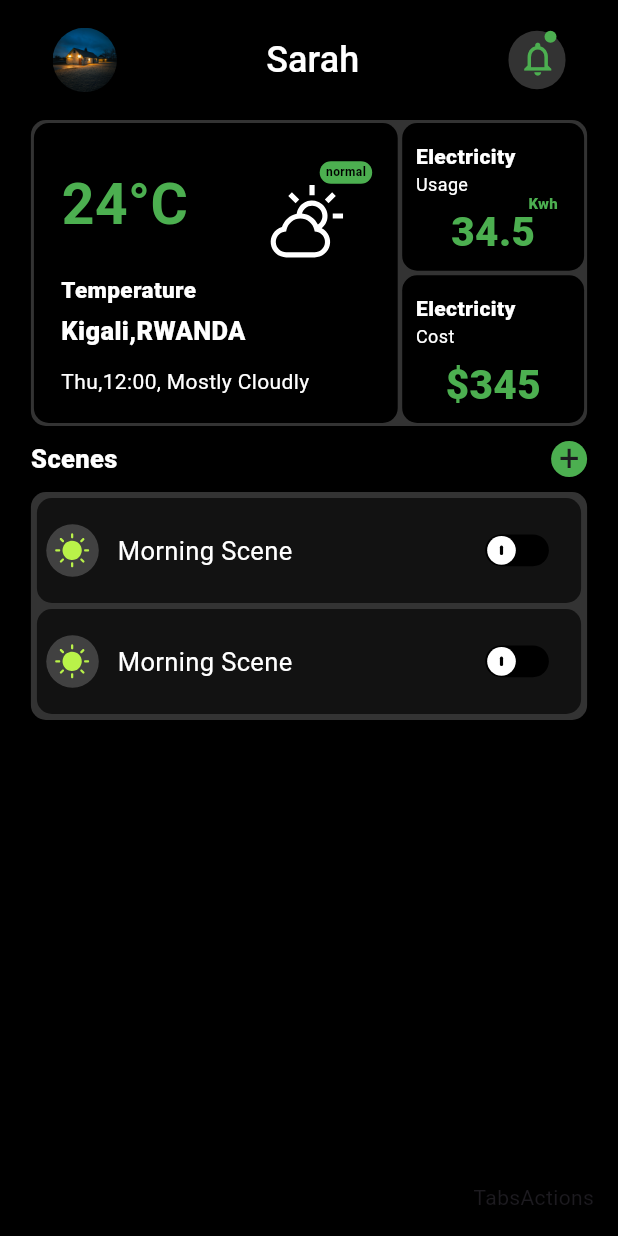
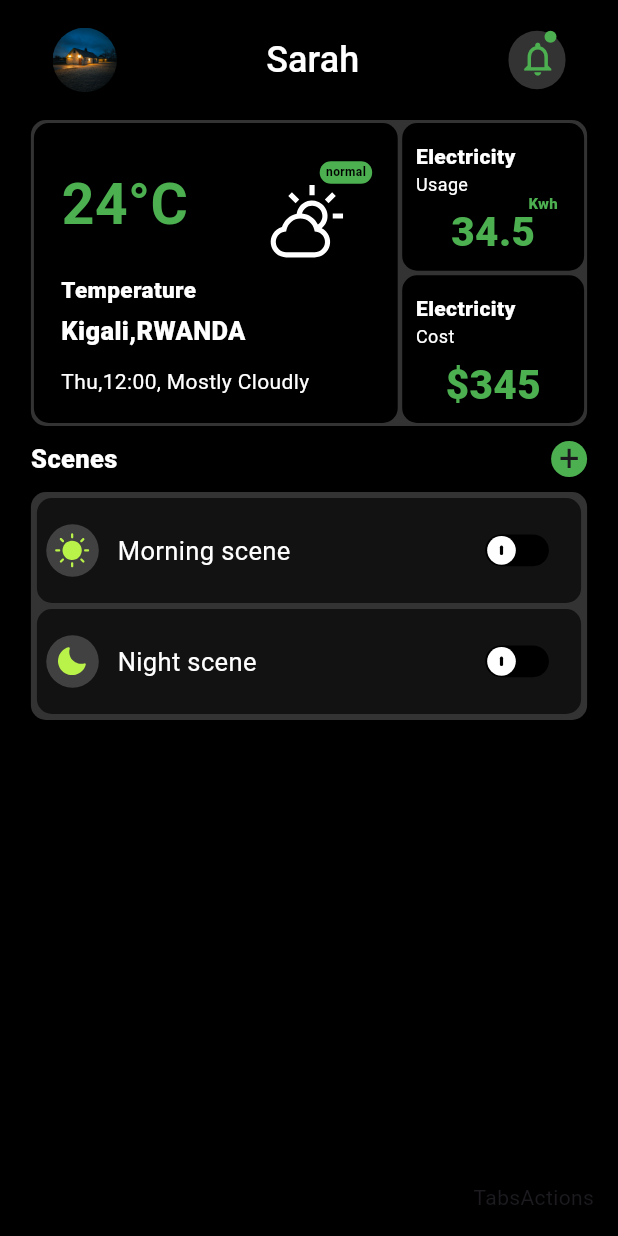
Before and after one commit to Tuyisenge2/E-commrcer-SPA-flutter, a Flutter app: the Dashboard screen opened by its route, on a phone screen of 412 x 824 dp. Run offline on Flutter 3.47's test engine with Material 3 defaults, Android fonts, the phone set to English and light mode, and no system bars; our stand-ins replace flutter_svg, go_router.

Commit message:
ui-night scenecard done

```diff
--- a/lib/components/scene_card.dart
+++ b/lib/components/scene_card.dart
@@ -2,6 +2,14 @@ import 'package:flutter/material.dart';
 import 'package:flutter_svg/svg.dart';
 
 class SceneCard extends StatelessWidget {
+  final String sceneMess;
+  final String iconPath;
+  final String togglePath;
+  const SceneCard({
+    required this.sceneMess,
+    required this.iconPath,
+    required this.togglePath,
+  });
   @override
   Widget build(BuildContext context) {
     return Container(
@@ -23,13 +31,14 @@ class SceneCard extends StatelessWidget {
                 color: Colors.white.withOpacity(0.2),
                 borderRadius: BorderRadius.circular(400),
               ),
-              child: SvgPicture.asset('assets/icons/sun.svg'),
+              // child: SvgPicture.asset('assets/icons/sun.svg'),
+              child: SvgPicture.asset(iconPath),
             ),
           ),
           Expanded(
             flex: 3,
             child: Text(
-              'Morning Scene',
+              sceneMess,
               style: TextStyle(color: Colors.white, fontSize: 17),
             ),
           ),
@@ -37,7 +46,7 @@ class SceneCard extends StatelessWidget {
             flex: 1,
             child: IconButton(
               onPressed: () {},
-              icon: SvgPicture.asset('assets/icons/toggleButton.svg'),
+              icon: SvgPicture.asset(togglePath),
             ),
           ),
         ],
--- a/lib/pages/Dashboard/dashboard.dart
+++ b/lib/pages/Dashboard/dashboard.dart
@@ -343,7 +343,17 @@ class Dashboard extends StatelessWidget {
                   ),
                   child: Column(
                     spacing: 4,
-                    children: [SceneCard(), SceneCard()],
+                    children: [
+                      SceneCard(
+                        sceneMess: 'Morning scene',
+                        iconPath: 'assets/icons/sun.svg',
+                        togglePath: 'assets/icons/toggleButton.svg',
+                      ),
+                      SceneCard(
+                        sceneMess: 'Night scene',
+                        iconPath: 'assets/icons/moon.svg',
+                        togglePath: 'assets/icons/toggleButton.svg',
+                      ),                    ],
                   ),
                 ),
               ],
```
